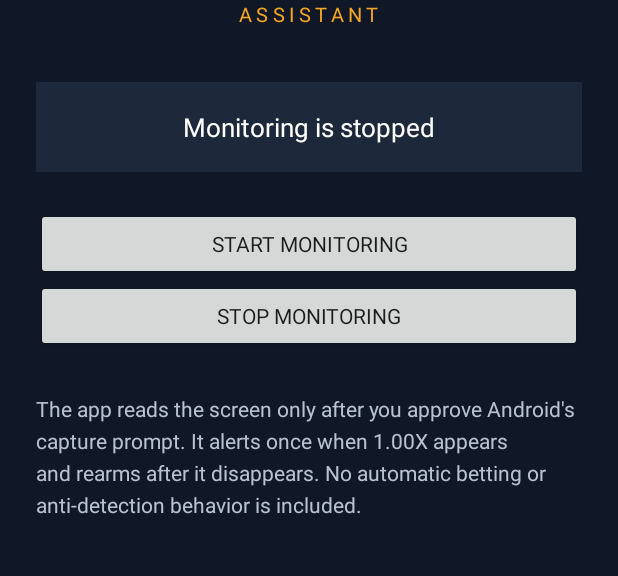
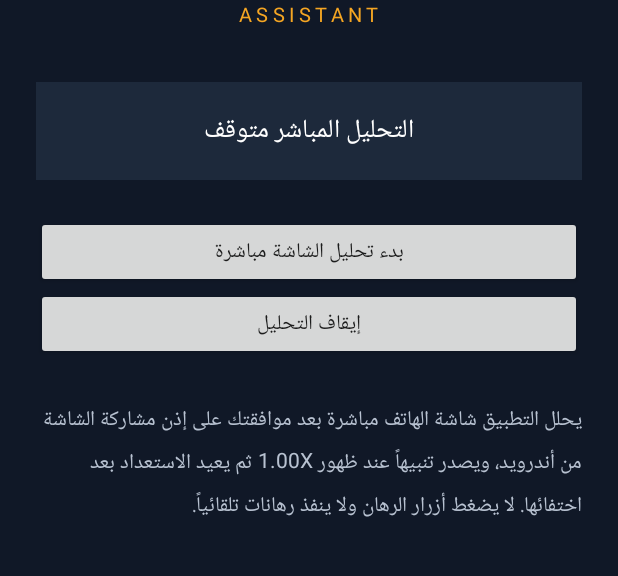
Before and after one commit to etudiantourg-cmyk/BeeInfinity-Assistant., an Android app: the screen it shows after launch (MainActivity), on a phone screen of 412 x 824 dp, the part 160-736 px from its top. Run offline under Robolectric (Android 15) with nearby library versions, the phone set to English and light mode, and no system bars.

Commit message:
Clarify live screen analysis controls and status

```diff
--- a/app/src/main/res/layout/activity_main.xml
+++ b/app/src/main/res/layout/activity_main.xml
@@ -11,15 +11,15 @@
             android:letterSpacing="0.22" android:layout_marginBottom="36dp"/>
         <TextView android:id="@+id/status" android:layout_width="match_parent"
             android:layout_height="wrap_content" android:padding="18dp"
-            android:background="#1D293B" android:text="Monitoring is stopped"
+            android:background="#1D293B" android:text="التحليل المباشر متوقف"
             android:textColor="#FFFFFF" android:textSize="17sp" android:gravity="center"/>
         <Button android:id="@+id/startButton" android:layout_width="match_parent"
-            android:layout_height="wrap_content" android:text="Start monitoring"
+            android:layout_height="wrap_content" android:text="بدء تحليل الشاشة مباشرة"
             android:layout_marginTop="24dp"/>
         <Button android:id="@+id/stopButton" android:layout_width="match_parent"
-            android:layout_height="wrap_content" android:text="Stop monitoring"/>
+            android:layout_height="wrap_content" android:text="إيقاف التحليل"/>
         <TextView android:layout_width="match_parent" android:layout_height="wrap_content"
-            android:text="The app reads the screen only after you approve Android's capture prompt. It alerts once when 1.00X appears and rearms after it disappears. No automatic betting or anti-detection behavior is included."
+            android:text="يحلل التطبيق شاشة الهاتف مباشرة بعد موافقتك على إذن مشاركة الشاشة من أندرويد، ويصدر تنبيهاً عند ظهور 1.00X ثم يعيد الاستعداد بعد اختفائها. لا يضغط أزرار الرهان ولا ينفذ رهانات تلقائياً."
             android:textColor="#B8C2D1" android:textSize="14sp" android:lineSpacingExtra="5dp"
             android:layout_marginTop="28dp"/>
     </LinearLayout>
```
